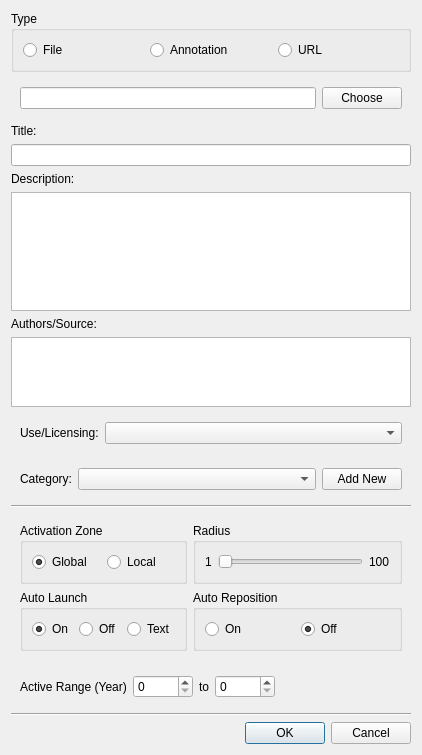
This is src/resources/ERDialog.ui in IDREsandbox/vsim as Qt 5 draws it before an edit. The edited form follows.
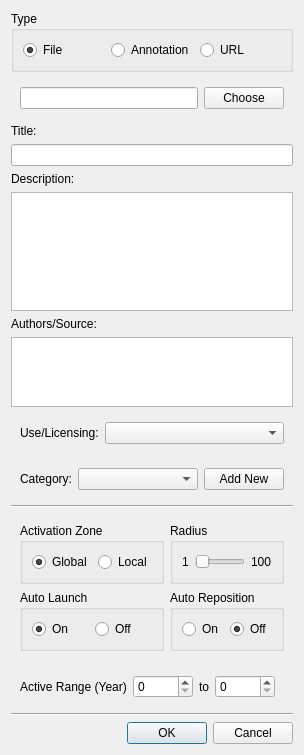
This is the edited form.

```diff
--- a/src/resources/ERDialog.ui
+++ b/src/resources/ERDialog.ui
@@ -6,7 +6,7 @@
    <rect>
     <x>0</x>
     <y>0</y>
-    <width>422</width>
+    <width>287</width>
     <height>755</height>
    </rect>
   </property>
@@ -25,6 +25,9 @@
         <property name="text">
          <string>File</string>
         </property>
+        <property name="checked">
+         <bool>true</bool>
+        </property>
        </widget>
       </item>
       <item>
@@ -263,13 +266,6 @@
            </property>
           </widget>
          </item>
-         <item>
-          <widget class="QRadioButton" name="text">
-           <property name="text">
-            <string>Text</string>
-           </property>
-          </widget>
-         </item>
         </layout>
        </widget>
       </item>
```
